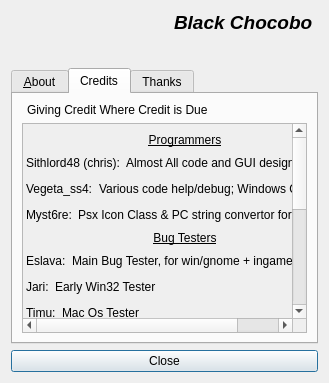
First picture: the form in about.ui, repository sithlord48/blackchocobo, before the edit.
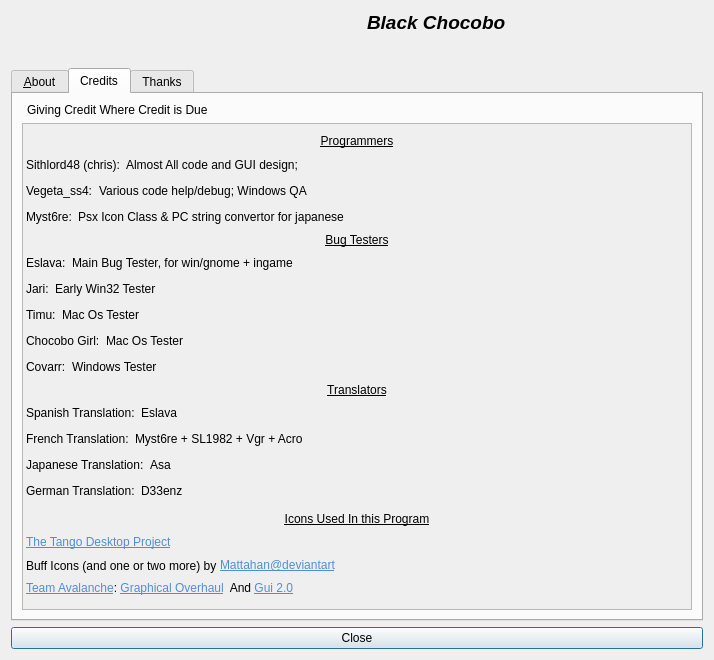
Second picture: the form after the edit. The open tabs and pages were chosen to show the change. Icons and pictures are not drawn.

Diff of the .ui file:
```diff
--- a/about.ui
+++ b/about.ui
@@ -9,8 +9,8 @@
    <rect>
     <x>0</x>
     <y>0</y>
-    <width>329</width>
-    <height>383</height>
+    <width>714</width>
+    <height>660</height>
    </rect>
   </property>
   <property name="windowTitle">
@@ -275,8 +275,8 @@
            <rect>
             <x>0</x>
             <y>0</y>
-            <width>378</width>
-            <height>491</height>
+            <width>658</width>
+            <height>699</height>
            </rect>
           </property>
           <layout class="QVBoxLayout" name="_8">
```
Left out of the diff: 6 changed lines with no effect on the pictures.
